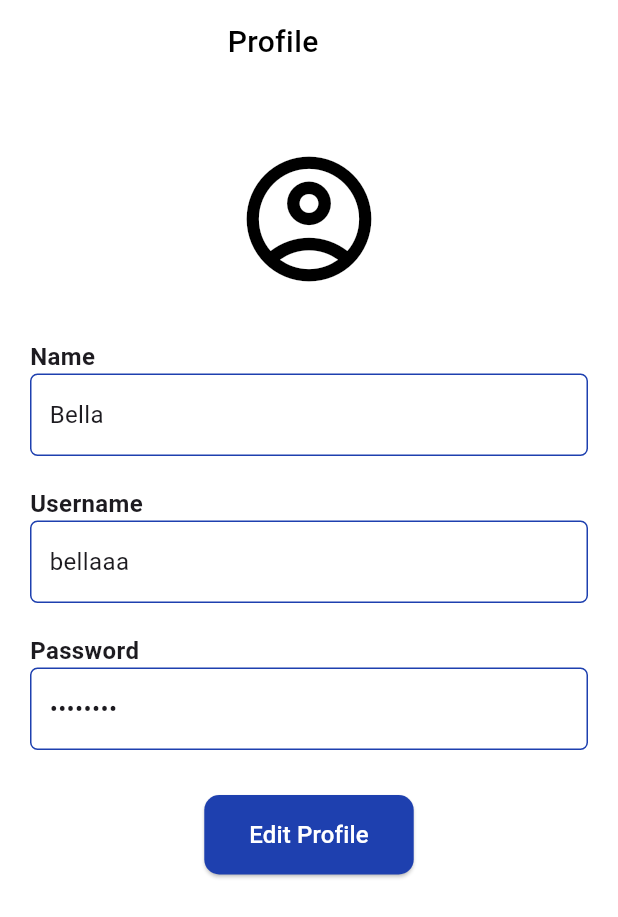
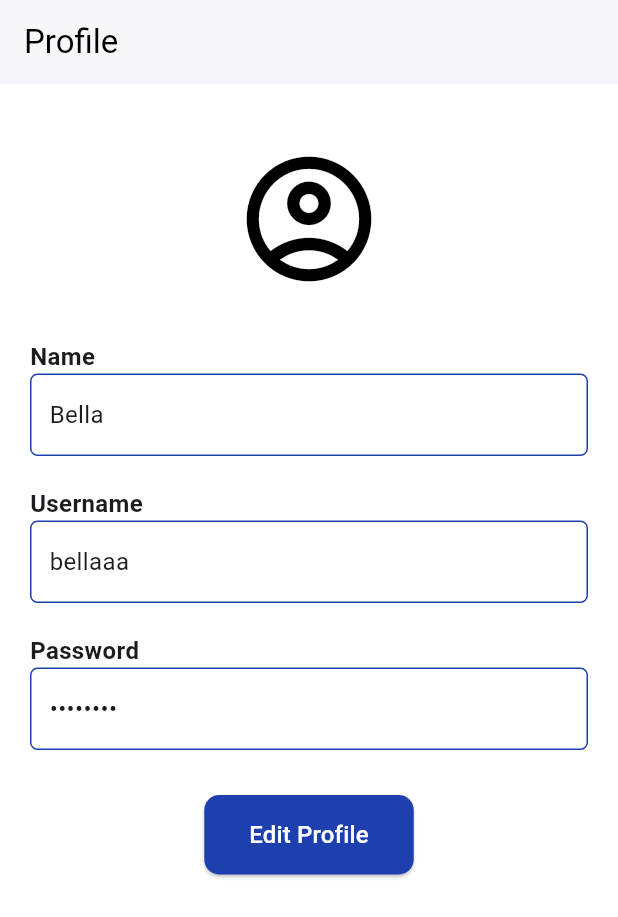
Before and after one commit to RafaMufid/Gestra-Mobile, a Flutter app: the ProfilePage screen opened directly, on a phone screen of 412 x 824 dp. Shown: the top 917 px of the screen. Run offline on Flutter 3.47's test engine with Material 3 defaults, Android fonts, the phone set to English and light mode, and no system bars.

Commit message:
mengganti scroll view menjadi singlescroll dan sliver appbar ke appbar biasa

```diff
--- a/gestra/lib/profile.dart
+++ b/gestra/lib/profile.dart
@@ -18,39 +18,17 @@ class _ProfilePageState extends State<ProfilePage> {
   Widget build(BuildContext context) {
     return Scaffold(
       backgroundColor: Colors.white,
-      body: SafeArea(
-        child: CustomScrollView(
-          physics: const BouncingScrollPhysics(),
-          slivers: [
-            SliverAppBar(
-              floating: true,
-              pinned: false,
+
+      appBar: AppBar(
+        title: const Text('Profile'),
         automaticallyImplyLeading: false,
         backgroundColor: Colors.white,
-              elevation: 0,
-              flexibleSpace: Container(
-                padding: const EdgeInsets.symmetric(horizontal: 16.0, vertical: 8.0),
-                child: Row(
-                  children: [
-                    const Expanded(
-                      child: Center(
-                        child: Text(
-                          'Profile',
-                          style: TextStyle(
-                            fontSize: 20,
-                            fontWeight: FontWeight.w500,
-                            color: Colors.black,
+        foregroundColor: Colors.black,
+        elevation: 1,
       ),
-                        ),
-                      ),
-                    ),
-                    const SizedBox(width: 48),
-                  ],
-                ),
-              ),
-            ),
-
-            SliverToBoxAdapter(
+      body: SafeArea(
+        child: SingleChildScrollView(
+          physics: const BouncingScrollPhysics(),
           child: Padding(
             padding: const EdgeInsets.all(20.0),
             child: Column(
@@ -110,8 +88,6 @@ class _ProfilePageState extends State<ProfilePage> {
             ),
           ),
         ),
-          ],
-        ),
       ),
     );
   }
```
Lines whose indentation alone changed are shown as unchanged.
